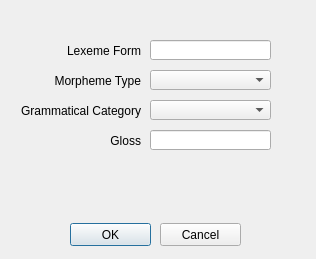
Before: the Qt Designer form NewEntry.ui in rmlockwood/FLExTrans, drawn with Qt 5.
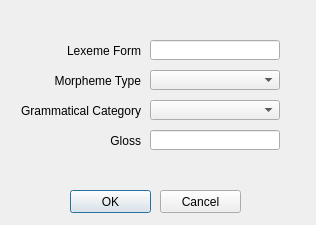
After: the same form once the commit is applied.

Commit message: Add a target entry from the Linker

```diff
--- a/NewEntry.ui
+++ b/NewEntry.ui
@@ -7,7 +7,7 @@
     <x>0</x>
     <y>0</y>
     <width>316</width>
-    <height>259</height>
+    <height>225</height>
    </rect>
   </property>
   <property name="windowTitle">
@@ -66,7 +66,7 @@
     <rect>
      <x>150</x>
      <y>130</y>
-     <width>121</width>
+     <width>130</width>
      <height>20</height>
     </rect>
    </property>
@@ -76,7 +76,7 @@
     <rect>
      <x>150</x>
      <y>40</y>
-     <width>121</width>
+     <width>130</width>
      <height>20</height>
     </rect>
    </property>
@@ -85,7 +85,7 @@
    <property name="geometry">
     <rect>
      <x>70</x>
-     <y>223</y>
+     <y>190</y>
      <width>81</width>
      <height>23</height>
     </rect>
@@ -99,7 +99,7 @@
     <rect>
      <x>150</x>
      <y>70</y>
-     <width>121</width>
+     <width>130</width>
      <height>20</height>
     </rect>
    </property>
@@ -119,7 +119,7 @@
    <property name="geometry">
     <rect>
      <x>160</x>
-     <y>223</y>
+     <y>190</y>
      <width>81</width>
      <height>23</height>
     </rect>
@@ -149,7 +149,7 @@
     <rect>
      <x>150</x>
      <y>100</y>
-     <width>121</width>
+     <width>130</width>
      <height>20</height>
     </rect>
    </property>
```
Left out of the diff: 10 changed lines with no effect on the pictures. The commit also changes 2 other files.
